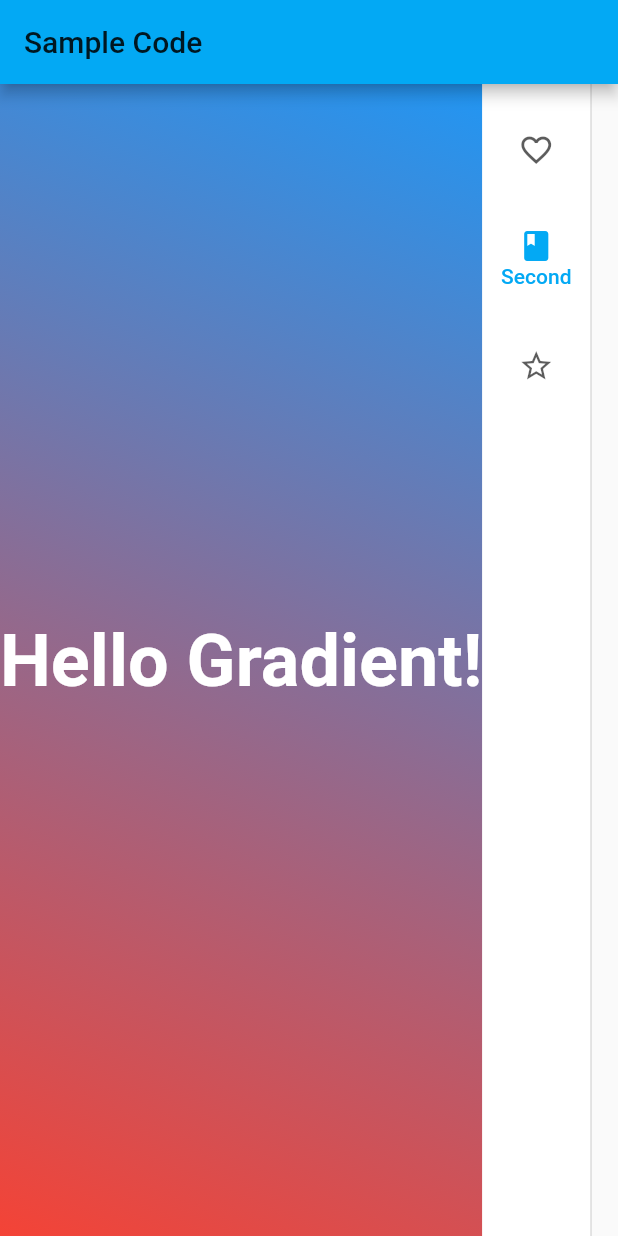
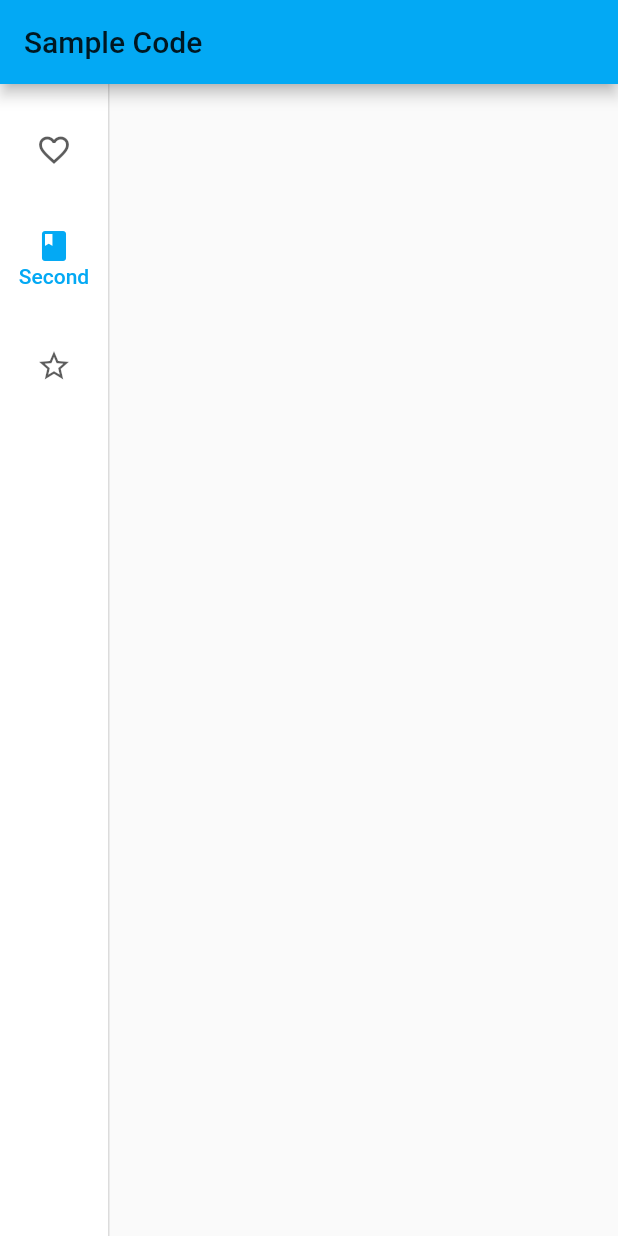
Before and after one commit to kaitlyntse/FlutterApp, a Flutter app: the screen it shows after launch, after a tap on "Second", on a phone screen of 412 x 824 dp. Run offline on Flutter 3.47's test engine with Material 2 defaults, Android fonts, the phone set to English and light mode, and no system bars; our stand-ins replace confetti, firebase_messaging; accounts and stored records are empty.

Commit message:
made changes to checklistReader and dashboard

```diff
--- a/lib/checklistReader.dart
+++ b/lib/checklistReader.dart
@@ -29,19 +29,25 @@ class DynamicallyCheckboxState extends State {
   @override
   Widget build(BuildContext context) {
     return Column(children: <Widget>[
-      RaisedButton(
+      /*RaisedButton(
         child: Text(" Get Checked Checkbox Values "),
         onPressed: getItems,
         color: Colors.pink,
         textColor: Colors.white,
         splashColor: Colors.grey,
         padding: EdgeInsets.fromLTRB(10, 10, 10, 10),
-      ),
+      ),*/
       Expanded(
+        child: Container(
+          decoration: BoxDecoration(
+              gradient: LinearGradient(
+                  begin: Alignment.topLeft,
+                  end: Alignment.bottomLeft,
+                  colors: [Colors.blue, Colors.red])),
           child: ListView(
             children: List.keys.map((String key) {
               return new CheckboxListTile(
-              title: new Text(key),
+                title: new Text(key, style: TextStyle(color: Colors.white)),
                 value: List[key],
                 activeColor: Colors.deepPurple[400],
                 checkColor: Colors.white,
@@ -54,6 +60,7 @@ class DynamicallyCheckboxState extends State {
             }).toList(),
           ),
         ),
+      ),
     ]);
   }
 }
--- a/lib/dashboard.dart
+++ b/lib/dashboard.dart
@@ -55,22 +55,6 @@ class _DashboardState extends State<Dashboard> {
       ),
       body: Row(
         children: <Widget>[
-          Container(
-            decoration: BoxDecoration(
-                gradient: LinearGradient(
-                    begin: Alignment.topRight,
-                    end: Alignment.bottomLeft,
-                    colors: [Colors.blue, Colors.red])),
-            child: Center(
-              child: Text(
-                'Hello Gradient!',
-                style: TextStyle(
-                    fontSize: 48.0,
-                    fontWeight: FontWeight.bold,
-                    color: Colors.white),
-              ),
-            ),
-          ),
           NavigationRail(
             selectedIndex: _selectedIndex,
             onDestinationSelected: (int index) {
@@ -83,7 +67,7 @@ class _DashboardState extends State<Dashboard> {
               NavigationRailDestination(
                 icon: Icon(Icons.favorite_border),
                 selectedIcon: Icon(Icons.favorite),
-                label: Text('First'),
+                label: Text('Home'),
               ),
               NavigationRailDestination(
                 icon: Icon(Icons.bookmark_border),
@@ -101,7 +85,23 @@ class _DashboardState extends State<Dashboard> {
           // This is the main content.
           Expanded(
             child: Center(child: getPage(_selectedIndex)),
-          )
+          ),
+          /*Container(
+            decoration: BoxDecoration(
+                gradient: LinearGradient(
+                    begin: Alignment.topLeft,
+                    end: Alignment.bottomLeft,
+                    colors: [Colors.blue, Colors.red])),
+            child: Center(
+              child: Text(
+                'Hello Gradient!',
+                style: TextStyle(
+                    fontSize: 15.0,
+                    fontWeight: FontWeight.bold,
+                    color: Colors.white),
+              ),
+            ),
+          ),*/
         ],
       ),
     );
```
Lines whose indentation alone changed are shown as unchanged.
